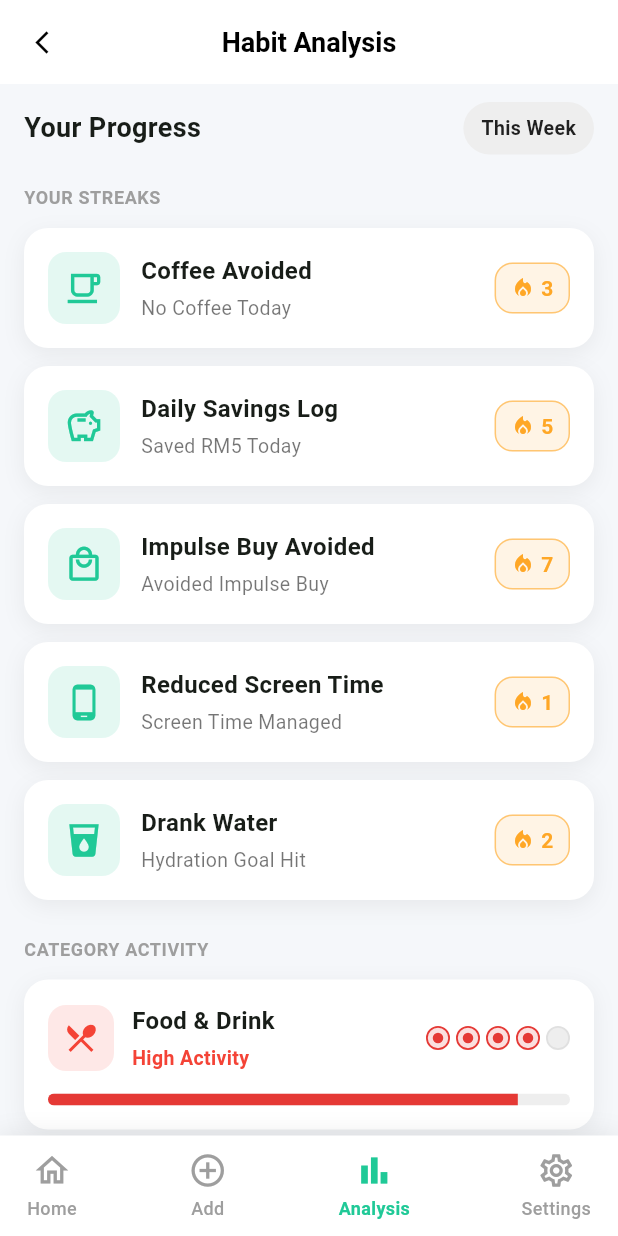
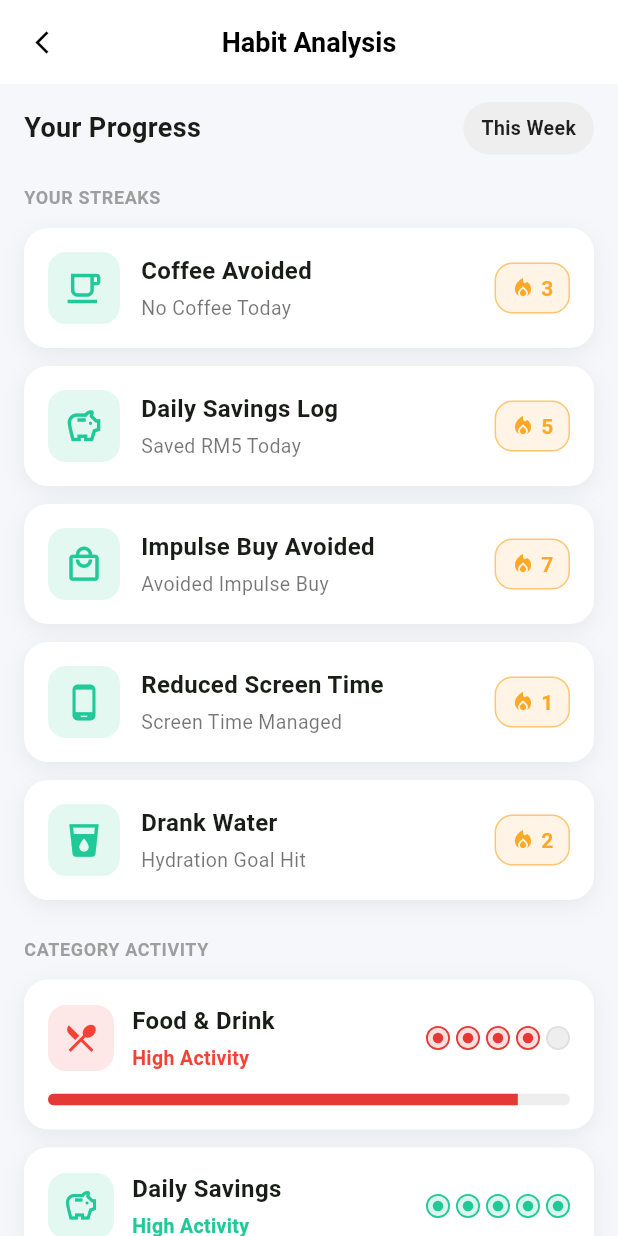
Before and after one commit to saltherric/Mobile-Development-1, a Flutter app: the AnalysisScreen screen opened directly, on a phone screen of 412 x 824 dp. Run offline on Flutter 3.47's test engine with Material 3 defaults, Android fonts, the phone set to English and light mode, and no system bars.

Commit message:
connects some screens

```diff
--- a/saveluy_app/lib/main.dart
+++ b/saveluy_app/lib/main.dart
@@ -1,5 +1,5 @@
 import 'package:flutter/material.dart';
-import 'ui/screens/settings/settings_screen.dart';
+import 'ui/screens/appScreens.dart';
 
 void main() {
   runApp(const SaveLuyApp());
@@ -26,8 +26,8 @@
           elevation: 0,
         ),
       ),
-      // Starting with the Setup/Settings screen to test Category creation
-      home: const SettingsScreen(),
+      // Root tab scaffold connects Home, Analysis, and Settings
+      home: const AppScreens(),
     );
   }
 }
--- a/saveluy_app/lib/ui/screens/analysis_screen.dart
+++ b/saveluy_app/lib/ui/screens/analysis.dart
@@ -14,10 +14,12 @@
 			appBar: AppBar(
 				backgroundColor: Colors.white,
 				elevation: 0,
-				leading: IconButton(
-					icon: const Icon(Icons.arrow_back_ios_new, size: 18),
-					onPressed: () => Navigator.of(context).maybePop(),
-				),
+				leading: Navigator.canPop(context)
+						? IconButton(
+								icon: const Icon(Icons.arrow_back_ios_new, size: 18),
+								onPressed: () => Navigator.of(context).maybePop(),
+						)
+						: null,
 				centerTitle: true,
 				title: const Text(
 					'Habit Analysis',
@@ -96,10 +98,6 @@
 						),
 					],
 				),
-			),
-			bottomNavigationBar: _BottomNav(
-				activeLabel: 'Analysis',
-				onHomeTap: () => Navigator.of(context).maybePop(),
 			),
 		);
 	}
@@ -411,112 +409,3 @@
 		);
 	}
 }
-
-class _BottomNav extends StatelessWidget {
-	const _BottomNav({
-		required this.activeLabel,
-		this.onHomeTap,
-		this.onAddTap,
-		this.onAnalysisTap,
-		this.onSettingsTap,
-	});
-
-	final String activeLabel;
-	final VoidCallback? onHomeTap;
-	final VoidCallback? onAddTap;
-	final VoidCallback? onAnalysisTap;
-	final VoidCallback? onSettingsTap;
-
-	@override
-	Widget build(BuildContext context) {
-		return Container(
-			decoration: BoxDecoration(
-				color: Colors.white,
-				boxShadow: [
-					BoxShadow(
-						color: Colors.black.withOpacity(0.08),
-						blurRadius: 12,
-						offset: const Offset(0, -2),
-					),
-				],
-			),
-			child: SafeArea(
-				top: false,
-				child: Padding(
-					padding: const EdgeInsets.symmetric(horizontal: 18, vertical: 10),
-					child: Row(
-						mainAxisAlignment: MainAxisAlignment.spaceBetween,
-						children: [
-							_NavItem(
-								icon: Icons.home_outlined,
-								label: 'Home',
-								isActive: activeLabel == 'Home',
-								onTap: onHomeTap,
-							),
-							_NavItem(
-								icon: Icons.add_circle_outline,
-								label: 'Add',
-								isActive: activeLabel == 'Add',
-								onTap: onAddTap,
-							),
-							_NavItem(
-								icon: Icons.bar_chart,
-								label: 'Analysis',
-								isActive: activeLabel == 'Analysis',
-								onTap: onAnalysisTap,
-							),
-							_NavItem(
-								icon: Icons.settings_outlined,
-								label: 'Settings',
-								isActive: activeLabel == 'Settings',
-								onTap: onSettingsTap,
-							),
-						],
-					),
-				),
-			),
-		);
-	}
-}
-
-class _NavItem extends StatelessWidget {
-	const _NavItem({
-		required this.icon,
-		required this.label,
-		required this.isActive,
-		this.onTap,
-	});
-
-	final IconData icon;
-	final String label;
-	final bool isActive;
-	final VoidCallback? onTap;
-
-	@override
-	Widget build(BuildContext context) {
-		final Color activeColor = AnalysisScreen._primary;
-		return GestureDetector(
-			behavior: HitTestBehavior.opaque,
-			onTap: onTap,
-			child: Column(
-				mainAxisSize: MainAxisSize.min,
-				children: [
-					Icon(
-						icon,
-						color: isActive ? activeColor : Colors.grey,
-						size: 26,
-					),
-					const SizedBox(height: 4),
-					Text(
-						label,
-						style: TextStyle(
-							fontSize: 12,
-							fontWeight: isActive ? FontWeight.w700 : FontWeight.w500,
-							color: isActive ? activeColor : Colors.grey,
-						),
-					),
-				],
-			),
-		);
-	}
-}
--- a/saveluy_app/pubspec.yaml
+++ b/saveluy_app/pubspec.yaml
@@ -59,12 +59,8 @@
   # included with your application, so that you can use the icons in
   # the material Icons class.
   uses-material-design: true
-
   assets:
-    - assets/streak.png
-
-  # To add assets to your application, add an assets section, like this:
-  assets:
+    - assets/images/streak.png
     - assets/
 
   # An image asset can refer to one or more resolution-specific "variants", see
```
Also changed, not shown: saveluy_app/lib/ui/screens/appScreens.dart (added, +140 -0 lines), saveluy_app/lib/ui/screens/home.dart (renamed from saveluy_app/lib/ui/screens/home_screen.dart, +3 -66 lines), saveluy_app/lib/ui/screens/settings/settings.dart (renamed from saveluy_app/lib/ui/screens/settings/settings_screen.dart, +7 -5 lines), saveluy_app/assets/images/streak.png (renamed from saveluy_app/assets/streak.png), saveluy_app/lib/ui/screens/addRecord.dart (added), saveluy_app/lib/ui/screens/add_record_screen.dart (deleted), saveluy_app/lib/ui/screens/dashboard/dashboard_screen.dart (deleted), saveluy_app/lib/ui/screens/save.dart (added), saveluy_app/lib/ui/screens/save_screen.dart (deleted), saveluy_app/lib/ui/screens/settings/addCategory.dart (renamed from saveluy_app/lib/ui/screens/settings/add_category_screen.dart).
